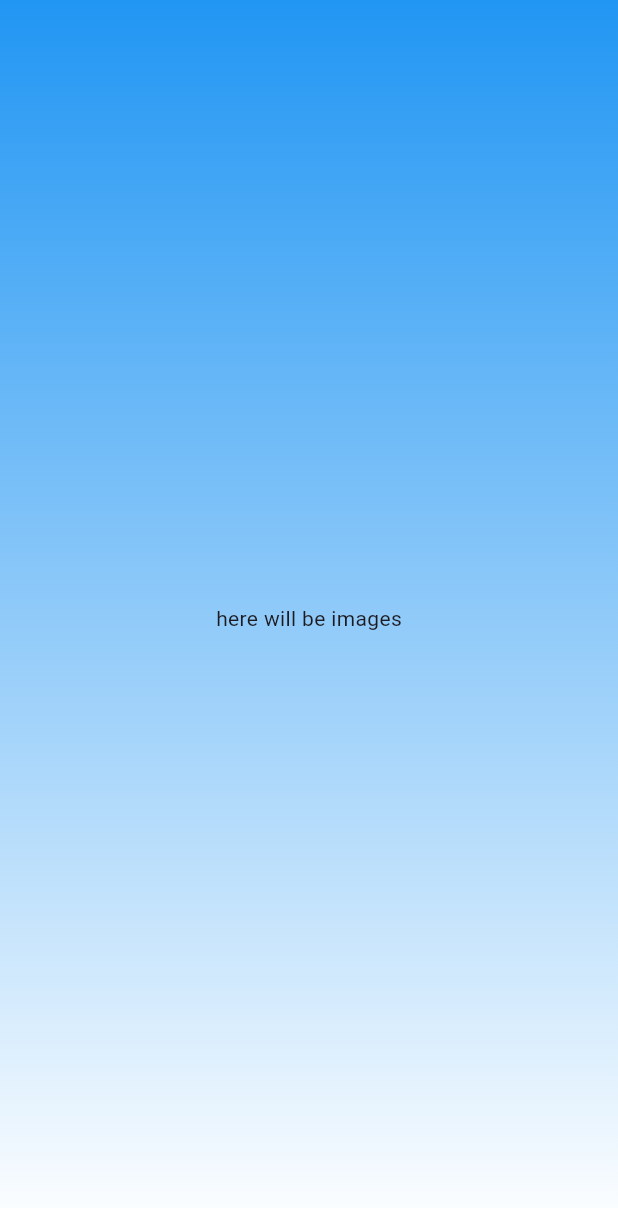
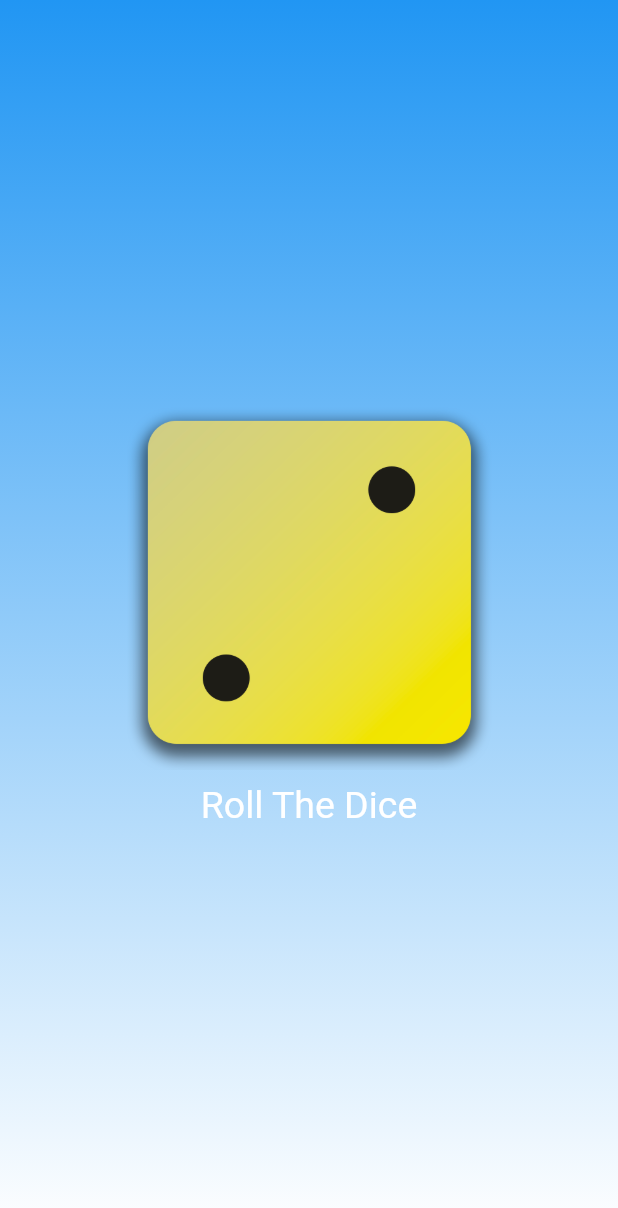
Before and after one commit to ddreambug/flutter_learning-dice_randomizer, a Flutter app: the screen it shows after launch, on a phone screen of 412 x 824 dp. Shown: the top 1208 px of the screen. Run offline on Flutter 3.47's test engine with Material 3 defaults, Android fonts, the light colour scheme and no system bars.

Commit message:
add asset and dice interface

```diff
--- /dev/null
+++ b/lib/dice_interface.dart
@@ -0,0 +1,43 @@
+import 'dart:math';
+
+import 'package:flutter/material.dart';
+
+class DiceInterface extends StatefulWidget {
+  DiceInterface({super.key});
+
+  @override
+  State<DiceInterface> createState() {
+    return _DiceRolls();
+  }
+}
+
+class _DiceRolls extends State<DiceInterface> {
+  var rolls = 2;
+  final randomize = Random();
+
+  void onPressed() {
+    setState(() {
+      rolls = randomize.nextInt(6) + 1;
+    });
+  }
+
+  @override
+  Widget build(BuildContext context) {
+    return Column(
+      mainAxisSize: MainAxisSize.min,
+      children: [
+        Image.asset(
+          'assets/images/dice-$rolls.png',
+          width: 250,
+        ),
+        TextButton(
+          style: TextButton.styleFrom(
+              foregroundColor: Colors.white,
+              textStyle: const TextStyle(fontSize: 25)),
+          onPressed: onPressed,
+          child: const Text('Roll The Dice'),
+        )
+      ],
+    );
+  }
+}
--- /dev/null
+++ b/lib/gradient_background.dart
@@ -0,0 +1,22 @@
+import 'package:flutter/material.dart';
+import 'package:dice_randomizer/dice_interface.dart';
+
+class GradientBackground extends StatelessWidget {
+  const GradientBackground(this.lower, this.upper, {super.key});
+
+  final Color upper, lower;
+  final startAlignment = Alignment.bottomCenter;
+  final endAlignment = Alignment.topCenter;
+
+  @override
+  Widget build(BuildContext context) {
+    return Container(
+      decoration: BoxDecoration(
+          gradient: LinearGradient(
+              colors: [lower, upper],
+              begin: startAlignment,
+              end: endAlignment)),
+      child: Center(child: DiceInterface()),
+    );
+  }
+}
```
Also changed, not shown: lib/main.dart (+3 -13 lines), pubspec.yaml (+7 -3 lines), assets/images/dice-1.png (added), assets/images/dice-2.png (added), assets/images/dice-3.png (added), assets/images/dice-4.png (added), assets/images/dice-5.png (added), assets/images/dice-6.png (added), 1 other file.
